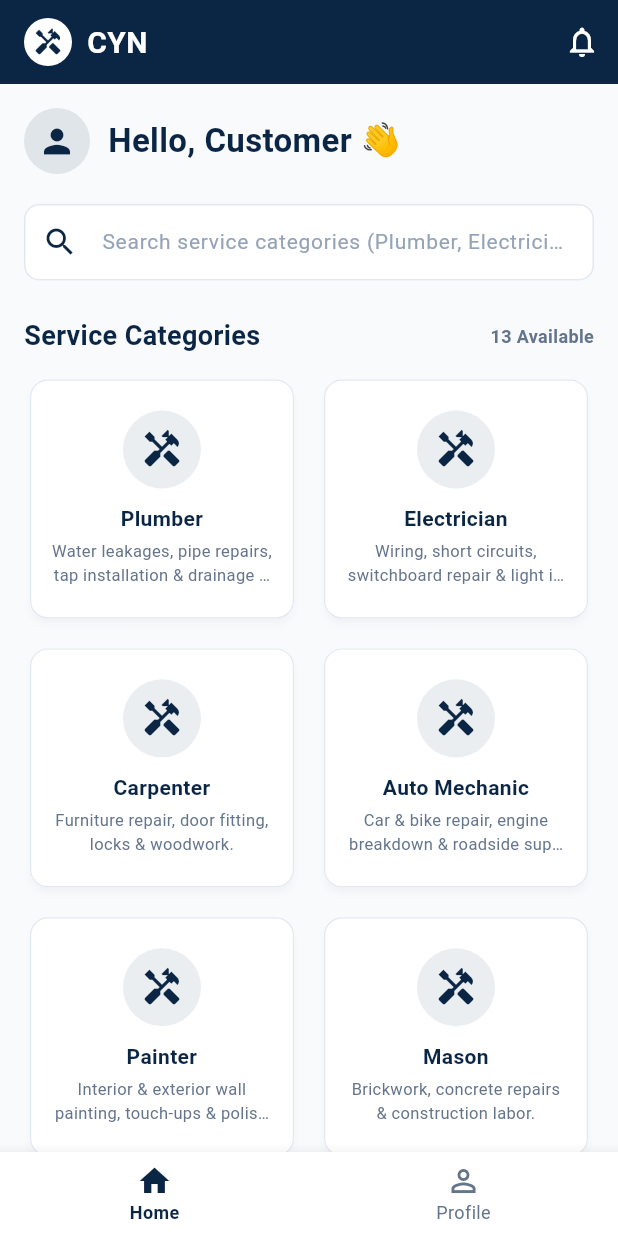
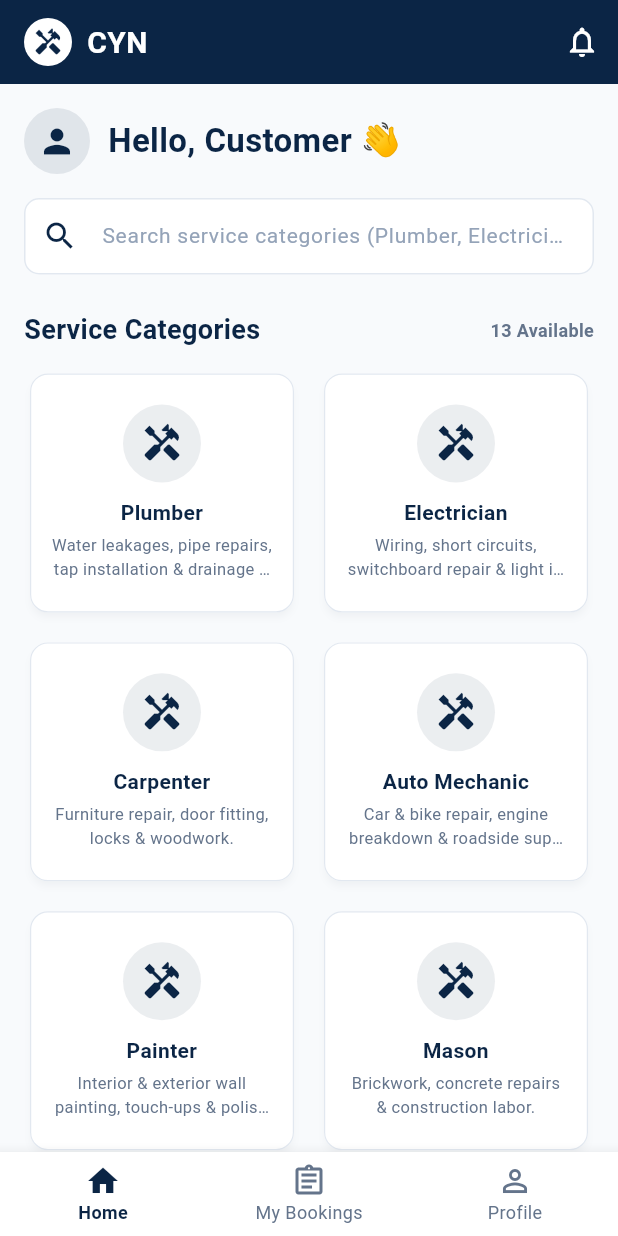
Before and after one commit to MI-514/cyns, a Flutter app: the CustomerDashboardScreen screen opened directly, on a phone screen of 412 x 824 dp. Run offline on Flutter 3.47's test engine with Material 3 defaults, Android fonts, the phone set to English and light mode, and no system bars; our stand-ins replace cloud_firestore, firebase_auth, firebase_core, firebase_messaging, firebase_storage, flutter_rating_bar and 7 more; missing offline and left inert: agora_rtc_engine; accounts and stored records are empty.

Commit message:
Add My Bookings tab to CustomerDashboard, active request banner on CustomerHomeTab, and notification tap navigation

```diff
--- a/lib/screens/customer/customer_dashboard_screen.dart
+++ b/lib/screens/customer/customer_dashboard_screen.dart
@@ -5,6 +5,7 @@ import '../../core/constants/app_colors.dart';
 import '../../providers/location_provider.dart';
 import '../shared/notification_center_screen.dart';
 import 'customer_home_tab.dart';
+import 'customer_job_history_tab.dart';
 import 'customer_profile_tab.dart';
 
 class CustomerDashboardScreen extends StatefulWidget {
@@ -29,6 +30,7 @@ class _CustomerDashboardScreenState extends State<CustomerDashboardScreen> {
 
   final List<Widget> _tabs = const [
     CustomerHomeTab(),
+    CustomerJobHistoryTab(),
     CustomerProfileTab(),
   ];
 
@@ -119,6 +121,11 @@ class _CustomerDashboardScreenState extends State<CustomerDashboardScreen> {
             label: 'Home',
           ),
           BottomNavigationBarItem(
+            icon: Icon(Icons.assignment_outlined),
+            activeIcon: Icon(Icons.assignment_rounded),
+            label: 'My Bookings',
+          ),
+          BottomNavigationBarItem(
             icon: Icon(Icons.person_outline),
             activeIcon: Icon(Icons.person),
             label: 'Profile',
--- a/lib/screens/customer/customer_home_tab.dart
+++ b/lib/screens/customer/customer_home_tab.dart
@@ -2,9 +2,13 @@ import 'package:flutter/material.dart';
 import 'package:provider/provider.dart';
 
 import '../../core/constants/app_colors.dart';
+import '../../core/constants/app_constants.dart';
 import '../../data/models/category_model.dart';
+import '../../data/models/service_request_model.dart';
 import '../../providers/auth_provider.dart';
 import '../../providers/category_provider.dart';
+import '../../providers/service_request_provider.dart';
+import 'customer_request_status_screen.dart';
 import 'worker_list_screen.dart';
 
 class CustomerHomeTab extends StatefulWidget {
@@ -30,6 +34,7 @@ class _CustomerHomeTabState extends State<CustomerHomeTab> {
   Widget build(BuildContext context) {
     final auth = Provider.of<AuthProvider>(context);
     final categoryProvider = Provider.of<CategoryProvider>(context);
+    final requestProvider = Provider.of<ServiceRequestProvider>(context);
 
     // Filter categories based on search input
     List<CategoryModel> displayedCategories = categoryProvider.categories;
@@ -71,7 +76,103 @@ class _CustomerHomeTabState extends State<CustomerHomeTab> {
               ),
             ],
           ),
-          const SizedBox(height: 20),
+          const SizedBox(height: 16),
+
+          // Stream for Active/Pending Requests Banner
+          if (auth.userModel != null)
+            StreamBuilder<List<ServiceRequestModel>>(
+              stream: requestProvider.getCustomerRequests(auth.userModel!.uid),
+              builder: (context, snapshot) {
+                final requests = snapshot.data ?? [];
+                final activeRequests = requests
+                    .where((r) =>
+                        r.status == AppConstants.statusPending ||
+                        r.status == AppConstants.statusAccepted ||
+                        r.status == AppConstants.statusOnTheWay ||
+                        r.status == AppConstants.statusArrived ||
+                        r.status == AppConstants.statusInProgress)
+                    .toList();
+
+                if (activeRequests.isEmpty) return const SizedBox.shrink();
+
+                final activeReq = activeRequests.first;
+
+                return Card(
+                  elevation: 4,
+                  shadowColor: AppColors.accentBlue.withValues(alpha: 0.2),
+                  margin: const EdgeInsets.only(bottom: 20),
+                  shape: RoundedRectangleBorder(
+                    borderRadius: BorderRadius.circular(18),
+                    side: BorderSide(
+                      color: AppColors.accentBlue.withValues(alpha: 0.4),
+                      width: 1.2,
+                    ),
+                  ),
+                  child: InkWell(
+                    borderRadius: BorderRadius.circular(18),
+                    onTap: () {
+                      Navigator.push(
+                        context,
+                        MaterialPageRoute(
+                          builder: (_) => CustomerRequestStatusScreen(
+                            requestId: activeReq.id,
+                          ),
+                        ),
+                      );
+                    },
+                    child: Padding(
+                      padding: const EdgeInsets.all(16.0),
+                      child: Row(
+                        children: [
+                          Container(
+                            padding: const EdgeInsets.all(10),
+                            decoration: BoxDecoration(
+                              color: AppColors.accentBlue.withValues(alpha: 0.12),
+                              shape: BoxShape.circle,
+                            ),
+                            child: const Icon(
+                              Icons.access_time_filled_rounded,
+                              color: AppColors.accentBlue,
+                              size: 24,
+                            ),
+                          ),
+                          const SizedBox(width: 12),
+                          Expanded(
+                            child: Column(
+                              crossAxisAlignment: CrossAxisAlignment.start,
+                              children: [
+                                Text(
+                                  'Active Request: ${activeReq.categoryName}',
+                                  style: const TextStyle(
+                                    fontSize: 14,
+                                    fontWeight: FontWeight.bold,
+                                    color: AppColors.primaryNavy,
+                                  ),
+                                ),
+                                const SizedBox(height: 2),
+                                Text(
+                                  'Worker: ${activeReq.workerName} • ${activeReq.status}',
+                                  style: const TextStyle(
+                                    fontSize: 12,
+                                    fontWeight: FontWeight.w600,
+                                    color: AppColors.accentBlue,
+                                  ),
+                                ),
+                              ],
+                            ),
+                          ),
+                          const Icon(
+                            Icons.arrow_forward_ios_rounded,
+                            size: 14,
+                            color: AppColors.primaryNavy,
+                          ),
+                        ],
+                      ),
+                    ),
+                  ),
+                );
+              },
+            ),
 
           // Search Bar for Categories
           TextField(
--- a/lib/screens/shared/notification_center_screen.dart
+++ b/lib/screens/shared/notification_center_screen.dart
@@ -6,6 +6,7 @@ import '../../core/constants/app_colors.dart';
 import '../../core/constants/firestore_collections.dart';
 import '../../data/models/notification_model.dart';
 import '../../providers/auth_provider.dart';
+import '../customer/customer_request_status_screen.dart';
 
 class NotificationCenterScreen extends StatelessWidget {
   const NotificationCenterScreen({super.key});
@@ -67,13 +68,30 @@ class NotificationCenterScreen extends StatelessWidget {
                 margin: const EdgeInsets.only(bottom: 10),
                 child: ListTile(
                   leading: CircleAvatar(
-                    backgroundColor: AppColors.primaryNavy.withValues(alpha: 0.1),
-                    child: const Icon(Icons.notifications,
+                    backgroundColor:
+                        AppColors.primaryNavy.withValues(alpha: 0.1),
+                    child: const Icon(Icons.notifications_active_rounded,
                         color: AppColors.primaryNavy),
                   ),
-                  title: Text(notif.title,
-                      style: const TextStyle(fontWeight: FontWeight.bold)),
+                  title: Text(
+                    notif.title,
+                    style: const TextStyle(fontWeight: FontWeight.bold),
+                  ),
                   subtitle: Text(notif.body),
+                  trailing: const Icon(Icons.chevron_right_rounded,
+                      color: AppColors.textLight),
+                  onTap: () {
+                    if (notif.relatedId.isNotEmpty) {
+                      Navigator.push(
+                        context,
+                        MaterialPageRoute(
+                          builder: (_) => CustomerRequestStatusScreen(
+                            requestId: notif.relatedId,
+                          ),
+                        ),
+                      );
+                    }
+                  },
                 ),
               );
             },
```
Also changed, not shown: pubspec.lock.
